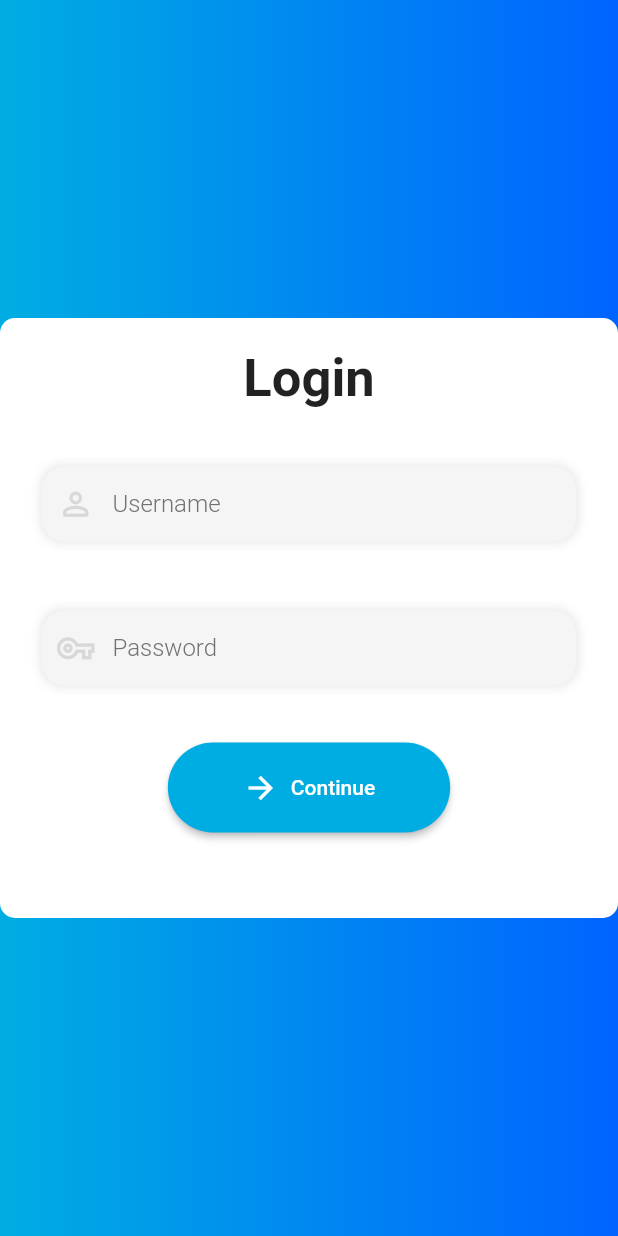
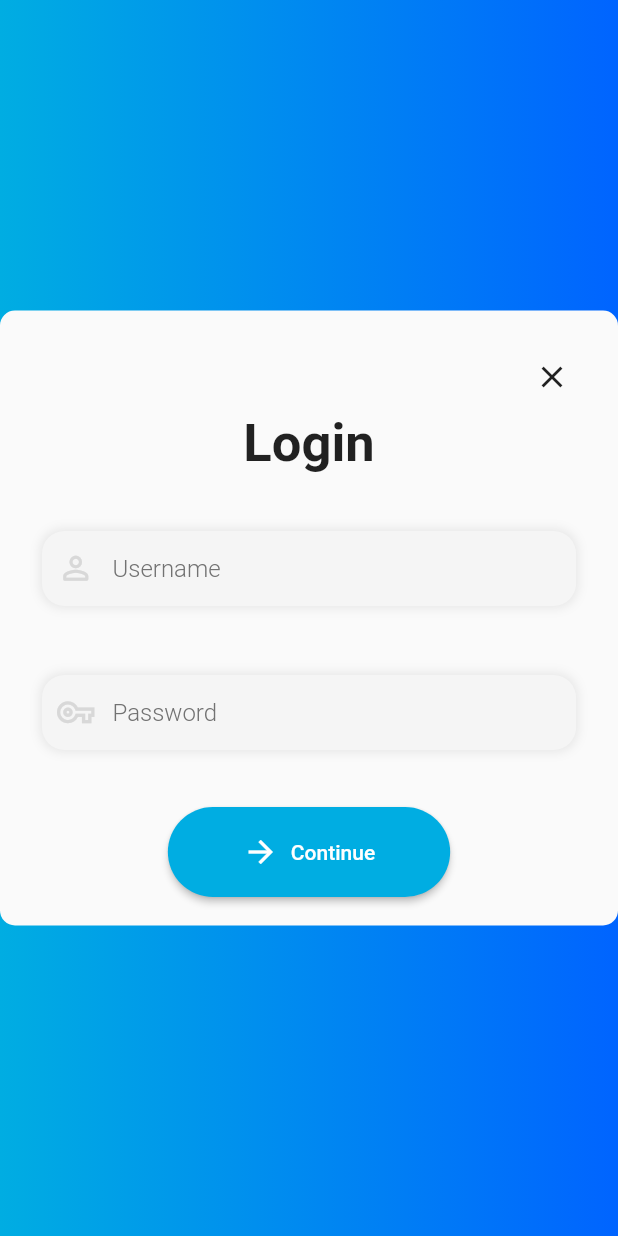
Before and after one commit to wego-technologies/gatego_unified_app, a Flutter app: the LoginPage screen opened directly, on a phone screen of 412 x 824 dp. Run offline on Flutter 3.47's test engine with Material 2 defaults, Android fonts, the phone set to English and light mode, and no system bars; our stand-ins replace beamer, google_fonts, heroicons, hooks_riverpod, loading_indicator.

Commit message:
Tweaks to login screen

```diff
--- a/lib/components/menu.dart
+++ b/lib/components/menu.dart
@@ -27,9 +27,9 @@ class Menu extends ConsumerWidget {
   Widget build(BuildContext context, ScopedReader watch) {
     final jwtState = watch(jwtProvider).state;
     if (jwtState == "") {
-      getJWT("admin", "vfiKkusWvNfHLzqqRDntaeXUFrGicD").then((value) {
-        context.read(jwtProvider).state = value;
-      });
+      //getJWT("admin", "vfiKkusWvNfHLzqqRDntaeXUFrGicD").then((value) {
+      //context.read(jwtProvider).state = value;
+      //});
     }
 
     return Container(
--- a/lib/pages/login.dart
+++ b/lib/pages/login.dart
@@ -3,6 +3,7 @@ import 'package:flutter/material.dart';
 import 'package:gatego_unified_app/molecules/textInput.dart';
 import 'package:gatego_unified_app/providers/userProvider.dart';
 import 'package:hooks_riverpod/hooks_riverpod.dart';
+import 'package:loading_indicator/loading_indicator.dart';
 
 class LoginPage extends StatefulWidget {
   LoginPage({
@@ -27,13 +28,13 @@ class _LoginPageState extends State<LoginPage> {
 
   @override
   void dispose() {
+    super.dispose();
+
     userFn.dispose();
     userC.dispose();
 
     passC.dispose();
-    userFn.dispose();
-
-    super.dispose();
+    passFn.dispose();
   }
 
   @override
@@ -51,14 +52,29 @@ class _LoginPageState extends State<LoginPage> {
           child: Container(
             alignment: Alignment.center,
             decoration: BoxDecoration(
-                color: Colors.white, borderRadius: BorderRadius.circular(10)),
+                color: Theme.of(context).canvasColor,
+                borderRadius: BorderRadius.circular(10)),
             padding: EdgeInsets.all(20),
-            constraints: BoxConstraints(maxWidth: 500, maxHeight: 400),
-            child: Consumer(
+            constraints: BoxConstraints(maxWidth: 500, maxHeight: 410),
+            child: Column(
+              crossAxisAlignment: CrossAxisAlignment.end,
+              children: [
+                Material(
+                  child: IconButton(
+                    onPressed: () {
+                      Beamer.of(context).popRoute();
+                    },
+                    icon: Icon(Icons.close),
+                    splashRadius: 20,
+                  ),
+                ),
+                Consumer(
                   builder: (context, watch, widget) {
                     String? jwt = watch(jwtProvider).state;
-                if (jwt != null) {
+                    if (jwt.isNotEmpty) {
+                      print(jwt);
                       Beamer.of(context).popRoute();
+                      return SizedBox();
                     }
                     return Column(
                       children: [
@@ -109,8 +125,9 @@ class _LoginPageState extends State<LoginPage> {
                               ),
                             ),
                           ),
-                      onPressed: () {
-                        if (userC.text != "" && passC.text != "" && !inP) {
+                          onPressed: !inP
+                              ? () {
+                                  if (userC.text != "" && passC.text != "") {
                                     getJWT(userC.text, passC.text).then((jwt) {
                                       if (jwt != null) {
                                         inP = false;
@@ -121,15 +138,30 @@ class _LoginPageState extends State<LoginPage> {
                                       inP = true;
                                     });
                                   }
-                      },
+                                }
+                              : null,
                           icon: !inP
                               ? Icon(Icons.arrow_forward)
-                          : Icon(Icons.workspaces_outlined),
-                      label: !inP ? Text("Continue") : Text("Loading"),
+                              : SizedBox(
+                                  height: 25,
+                                  width: 25,
+                                  child: LoadingIndicator(
+                                    indicatorType: Indicator.ballRotateChase,
+                                    color: Colors.white,
+                                  ),
+                                ),
+                          label: !inP
+                              ? Text("Continue")
+                              : Text(
+                                  "Loading",
+                                  style: TextStyle(color: Colors.white),
+                                ),
                         ),
                       ],
                     );
                   },
+                ),
+              ],
             ),
           ),
         ),
--- a/lib/providers/userProvider.dart
+++ b/lib/providers/userProvider.dart
@@ -83,7 +83,7 @@ Future<Account?> getAccount(ScopedReader watch) async {
 
 //Account getAccount(String jwt) {}
 
-final jwtProvider = StateProvider.autoDispose<String?>((ref) {
+final jwtProvider = StateProvider.autoDispose<String>((ref) {
   return "";
 });
 
--- a/pubspec.yaml
+++ b/pubspec.yaml
@@ -32,6 +32,7 @@ dependencies:
   hooks_riverpod: ^0.14.0+4
   http: ^0.13.3
   beamer: ^0.14.0
+  loading_indicator: ^2.1.1
 
 dev_dependencies:
   flutter_test:
```
Also changed, not shown: pubspec.lock. Lines whose indentation alone changed are shown as unchanged.
